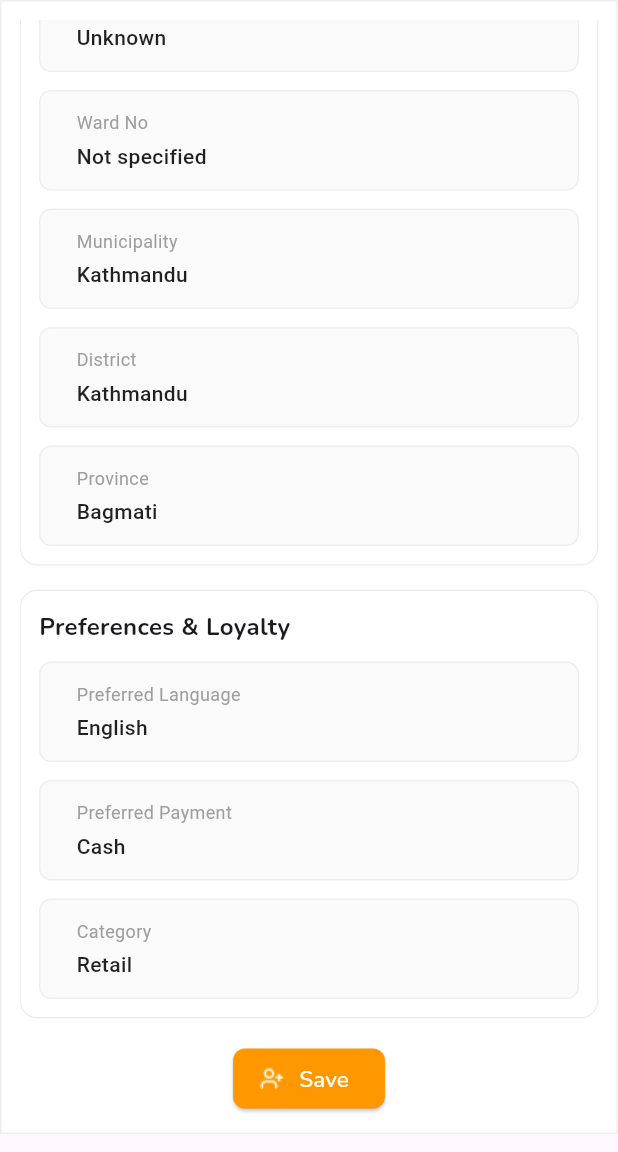
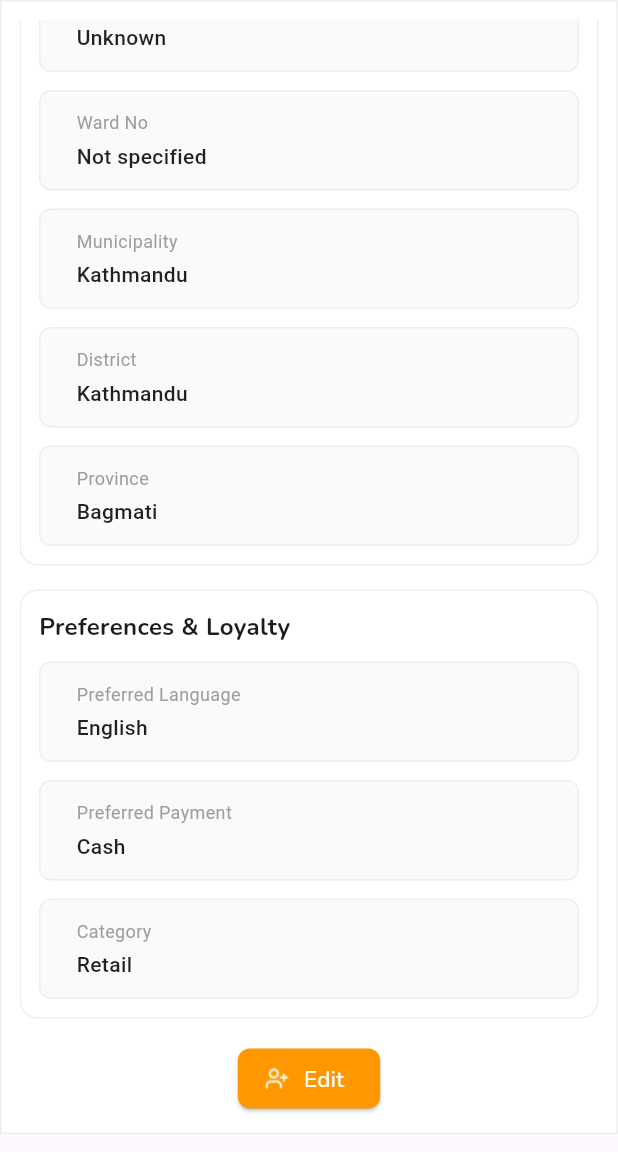
Before and after one commit to ashokstha61/ui-customer, a Flutter app: the Customerdetails screen opened by its route, scrolled down 474 dp, on a phone screen of 412 x 824 dp, the part 84-1236 px from its top. Run offline on Flutter 3.47's test engine with Material 3 defaults, Android fonts, the phone set to English and light mode, and no system bars; our stand-ins replace beamer, flutter_riverpod, google_fonts.

Commit message:
minure changes

```diff
--- a/lib/features/customer/presentation/customerdetails.dart
+++ b/lib/features/customer/presentation/customerdetails.dart
@@ -49,19 +49,16 @@ class _CustomerdetailsState extends State<Customerdetails> {
   late TextEditingController provinceController;
   late TextEditingController addressLineController;
 
-  // Dropdown values
   String? selectedPayment;
   String? selectedLanguage;
   String? selectedCategory;
 
-  // Edit mode state
   bool isEditMode = false;
 
   @override
   void initState() {
     super.initState();
 
-    // Initialize controllers with customer data
     final address = customerData['address'] as Map<String, dynamic>;
     final preferences = customerData['preferences'] as Map<String, dynamic>;
 
@@ -263,7 +260,6 @@ class _CustomerdetailsState extends State<Customerdetails> {
                     CustomDropdown(
                       hint: 'Select language',
                       items: nepaliLanguages,
-
                       onChanged: (val) {
                         setState(() {
                           selectedLanguage = val;
@@ -298,6 +294,7 @@ class _CustomerdetailsState extends State<Customerdetails> {
                   ],
                 ],
               ),
+              if (isEditMode) ...[
                 CustomButton(
                   text: 'Save',
                   iconPath: 'assets/images/addcustomer.png',
@@ -308,6 +305,17 @@ class _CustomerdetailsState extends State<Customerdetails> {
                     });
                   },
                 ),
+              ] else ...[
+                CustomButton(
+                  text: 'Edit',
+                  iconPath: 'assets/images/addcustomer.png',
+                  onPressed: () {
+                    setState(() {
+                      isEditMode = true;
+                    });
+                  },
+                ),
+              ],
             ],
           ),
         ),
@@ -316,7 +324,6 @@ class _CustomerdetailsState extends State<Customerdetails> {
   }
 
   void saveChanges() {
-    // Here you would typically save to your database or update state
     final updatedCustomer = {
       ...customerData,
       "full_name": nameController.text,
--- a/lib/routing/router.dart
+++ b/lib/routing/router.dart
@@ -2,10 +2,6 @@ import 'package:beamer/beamer.dart';
 import 'package:customer_ui/routing/homelocation.dart';
 
 final routerDelegate = BeamerDelegate(
-      initialPath: '/customer',
-      locationBuilder: BeamerLocationBuilder(
-        beamLocations: [
-          HomeLocation(),
-        ],
-      ),
-    );
+  initialPath: '/customer',
+  locationBuilder: BeamerLocationBuilder(beamLocations: [HomeLocation()]).call,
+);
```
Also changed, not shown: lib/core/utils/onSavebuttonpressed.dart (deleted). Lines whose indentation alone changed are shown as unchanged.
